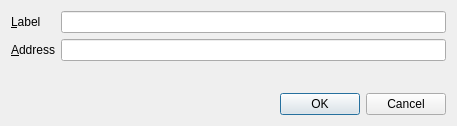
This is src/qt/forms/editaddressdialog.ui in LIMXTEC/Megacoin as Qt 5 draws it before an edit. The edited form follows.
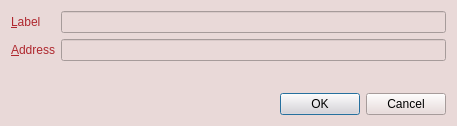
This is the edited form. Custom widgets are drawn as their Qt base class.

Patch:
```diff
--- a/src/qt/forms/editaddressdialog.ui
+++ b/src/qt/forms/editaddressdialog.ui
@@ -10,6 +10,97 @@
     <height>126</height>
    </rect>
   </property>
+  <property name="palette">
+   <palette>
+    <active>
+     <colorrole role="Button">
+      <brush brushstyle="SolidPattern">
+       <color alpha="255">
+        <red>233</red>
+        <green>217</green>
+        <blue>216</blue>
+       </color>
+      </brush>
+     </colorrole>
+     <colorrole role="Base">
+      <brush brushstyle="SolidPattern">
+       <color alpha="255">
+        <red>233</red>
+        <green>217</green>
+        <blue>216</blue>
+       </color>
+      </brush>
+     </colorrole>
+     <colorrole role="Window">
+      <brush brushstyle="SolidPattern">
+       <color alpha="255">
+        <red>233</red>
+        <green>217</green>
+        <blue>216</blue>
+       </color>
+      </brush>
+     </colorrole>
+    </active>
+    <inactive>
+     <colorrole role="Button">
+      <brush brushstyle="SolidPattern">
+       <color alpha="255">
+        <red>233</red>
+        <green>217</green>
+        <blue>216</blue>
+       </color>
+      </brush>
+     </colorrole>
+     <colorrole role="Base">
+      <brush brushstyle="SolidPattern">
+       <color alpha="255">
+        <red>233</red>
+        <green>217</green>
+        <blue>216</blue>
+       </color>
+      </brush>
+     </colorrole>
+     <colorrole role="Window">
+      <brush brushstyle="SolidPattern">
+       <color alpha="255">
+        <red>233</red>
+        <green>217</green>
+        <blue>216</blue>
+       </color>
+      </brush>
+     </colorrole>
+    </inactive>
+    <disabled>
+     <colorrole role="Button">
+      <brush brushstyle="SolidPattern">
+       <color alpha="255">
+        <red>233</red>
+        <green>217</green>
+        <blue>216</blue>
+       </color>
+      </brush>
+     </colorrole>
+     <colorrole role="Base">
+      <brush brushstyle="SolidPattern">
+       <color alpha="255">
+        <red>233</red>
+        <green>217</green>
+        <blue>216</blue>
+       </color>
+      </brush>
+     </colorrole>
+     <colorrole role="Window">
+      <brush brushstyle="SolidPattern">
+       <color alpha="255">
+        <red>233</red>
+        <green>217</green>
+        <blue>216</blue>
+       </color>
+      </brush>
+     </colorrole>
+    </disabled>
+   </palette>
+  </property>
   <property name="windowTitle">
    <string>Edit Address</string>
   </property>
@@ -21,6 +112,14 @@
      </property>
      <item row="0" column="0">
       <widget class="QLabel" name="label">
+       <property name="styleSheet">
+        <string notr="true">QLabel {
+	margin-right: 0px;
+	margin-top: 0px;
+	margin-bottom: 0px;
+	color: #AF272E;
+}</string>
+       </property>
        <property name="text">
         <string>&amp;Label</string>
        </property>
@@ -38,6 +137,14 @@
      </item>
      <item row="1" column="0">
       <widget class="QLabel" name="label_2">
+       <property name="styleSheet">
+        <string notr="true">QLabel {
+	margin-right: 0px;
+	margin-top: 0px;
+	margin-bottom: 0px;
+	color: #AF272E;
+}</string>
+       </property>
        <property name="text">
         <string>&amp;Address</string>
        </property>
```
